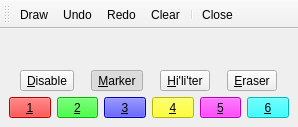
First picture: the form in toolbox.ui, repository encukou/pointout, before the edit.
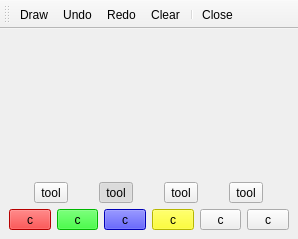
Second picture: the form after the edit. Icons and pictures are not drawn.

Commit message: Add tools from code

```diff
--- a/toolbox.ui
+++ b/toolbox.ui
@@ -7,7 +7,7 @@
     <x>0</x>
     <y>0</y>
     <width>298</width>
-    <height>127</height>
+    <height>239</height>
    </rect>
   </property>
   <property name="windowTitle">
@@ -33,7 +33,7 @@
       <item>
        <widget class="QToolButton" name="btnDisable">
         <property name="text">
-         <string>&amp;Disable</string>
+         <string>tool</string>
         </property>
         <property name="shortcut">
          <string>D</string>
@@ -49,7 +49,7 @@
       <item>
        <widget class="QToolButton" name="btnMarker">
         <property name="text">
-         <string>&amp;Marker</string>
+         <string>tool</string>
         </property>
         <property name="shortcut">
          <string>M</string>
@@ -68,7 +68,7 @@
       <item>
        <widget class="QToolButton" name="btnHighlighter">
         <property name="text">
-         <string>&amp;Hi'li'ter</string>
+         <string>tool</string>
         </property>
         <property name="shortcut">
          <string>H</string>
@@ -84,7 +84,7 @@
       <item>
        <widget class="QToolButton" name="btnEraser">
         <property name="text">
-         <string>&amp;Eraser</string>
+         <string>tool</string>
         </property>
         <property name="shortcut">
          <string>E</string>
@@ -119,7 +119,7 @@
          <string notr="true">background-color: #ff0000;</string>
         </property>
         <property name="text">
-         <string>&amp;1</string>
+         <string>c</string>
         </property>
         <property name="shortcut">
          <string>1</string>
@@ -150,7 +150,7 @@
          <string notr="true">background-color: #00ff00;</string>
         </property>
         <property name="text">
-         <string>&amp;2</string>
+         <string>c</string>
         </property>
         <property name="shortcut">
          <string>2</string>
@@ -181,7 +181,7 @@
          <string notr="true">background-color: #0000ff;</string>
         </property>
         <property name="text">
-         <string>&amp;3</string>
+         <string>c</string>
         </property>
         <property name="shortcut">
          <string>3</string>
@@ -212,7 +212,7 @@
          <string notr="true">background-color: #ffff00;</string>
         </property>
         <property name="text">
-         <string>&amp;4</string>
+         <string>c</string>
         </property>
         <property name="shortcut">
          <string>4</string>
@@ -239,11 +239,8 @@
           <height>0</height>
          </size>
         </property>
-        <property name="styleSheet">
-         <string notr="true">background-color: #ff00ff;</string>
-        </property>
         <property name="text">
-         <string>&amp;5</string>
+         <string>c</string>
         </property>
         <property name="shortcut">
          <string>5</string>
@@ -270,11 +267,8 @@
           <height>0</height>
          </size>
         </property>
-        <property name="styleSheet">
-         <string notr="true">background-color: #00ffff;</string>
-        </property>
         <property name="text">
-         <string>&amp;6</string>
+         <string>c</string>
         </property>
         <property name="shortcut">
          <string>6</string>
```
Left out of the diff: 4 changed lines with no effect on the pictures. The commit also changes 1 other file.
